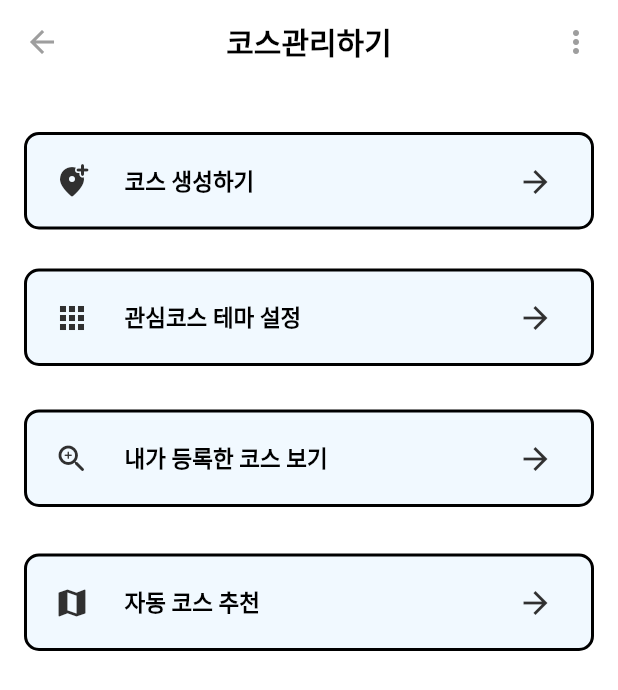
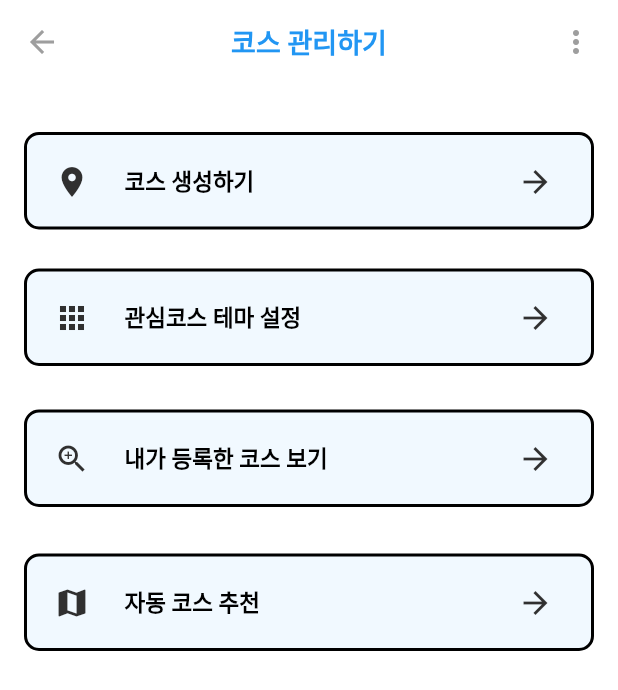
Before and after one commit to yd0095/BlueSpot, a Flutter app: the ManageCoursePage screen opened directly, on a phone screen of 412 x 824 dp. Shown: the top 690 px of the screen. Run offline on Flutter 3.47's test engine with Material 2 defaults, Android fonts, the phone set to English and light mode, and no system bars; our stand-ins replace eva_icons_flutter, flutter_swiper, google_fonts, material_segmented_control; Roboto replaces fonts that are missing (Arial).

Commit message:
icon오류 수정, Appbar 색 통일, 관심 코스 테마 설정 라우팅, 정렬

```diff
--- a/lib/pages/manageCoursePage.dart
+++ b/lib/pages/manageCoursePage.dart
@@ -1,4 +1,5 @@
 import 'package:flutter/material.dart';
+import 'package:flutter/cupertino.dart';
 
 class ManageCoursePage extends StatefulWidget {
   @override
@@ -11,18 +12,21 @@ class _ManageCoursePageState extends State<ManageCoursePage> {
     return Scaffold(
       resizeToAvoidBottomPadding: false,
       appBar: AppBar(
-          title:  Text('코스관리하기', style: TextStyle(color: Colors.black, fontWeight: FontWeight.bold)),
+          title: Text('코스 관리하기',
+              style: TextStyle(
+                  color: Colors.blue,
+                  fontWeight: FontWeight.bold,
+                  fontSize: 18)),
           centerTitle: true,
           elevation: 0.0,
           backgroundColor: Colors.white,
           iconTheme: new IconThemeData(color: Colors.grey),
-          actions:[
-            Icon(Icons.more_vert,),
-            Padding(
-                padding: EdgeInsets.symmetric(horizontal: 8)
+          actions: [
+            Icon(
+              Icons.more_vert,
             ),
-          ]
-      ),
+            Padding(padding: EdgeInsets.symmetric(horizontal: 8)),
+          ]),
       body: Container(
         constraints: BoxConstraints.expand(),
         decoration: BoxDecoration(
@@ -49,10 +53,8 @@ class _ManageCoursePageState extends State<ManageCoursePage> {
                             color: Colors.black,
                             width: 2.0,
                           ),
-                        borderRadius: BorderRadius.all(
-                          Radius.circular(10.0)
-                        )
-                      ),
+                          borderRadius:
+                              BorderRadius.all(Radius.circular(10.0))),
                       child: Column(
                         mainAxisAlignment: MainAxisAlignment.center,
                         crossAxisAlignment: CrossAxisAlignment.start,
@@ -77,14 +79,16 @@ class _ManageCoursePageState extends State<ManageCoursePage> {
                   Positioned(
                     top: 21,
                     left: 20,
-                    child: Icon(Icons.add_location_alt_rounded,
+                    child: Icon(
+                      Icons.location_on,
                       color: Colors.grey[850],
                     ),
                   ),
                   Positioned(
                     top: 21,
                     right: 27,
-                    child: Icon(Icons.arrow_forward_outlined,
+                    child: Icon(
+                      Icons.arrow_forward,
                       color: Colors.grey[850],
                     ),
                   ),
@@ -94,6 +98,10 @@ class _ManageCoursePageState extends State<ManageCoursePage> {
             Container(
                 height: 65,
                 margin: EdgeInsets.only(left: 16, top: 26, right: 16),
+                child: GestureDetector(
+                  onTap: () {
+                    Navigator.pushNamed(context, '/clickCourseThemeSetting');
+                  },
                   child: Stack(
                     alignment: Alignment.center,
                     children: [
@@ -109,10 +117,8 @@ class _ManageCoursePageState extends State<ManageCoursePage> {
                                   color: Colors.black,
                                   width: 2.0,
                                 ),
-                          borderRadius: BorderRadius.all(
-                              Radius.circular(10.0)
-                          )
-                      ),
+                                borderRadius:
+                                    BorderRadius.all(Radius.circular(10.0))),
                             child: Column(
                               mainAxisAlignment: MainAxisAlignment.center,
                               crossAxisAlignment: CrossAxisAlignment.start,
@@ -132,25 +138,26 @@ class _ManageCoursePageState extends State<ManageCoursePage> {
                                 ),
                               ],
                             ),
-                    ),
-                  ),
+                          )),
                       Positioned(
                         top: 21,
                         left: 20,
-                    child: Icon(Icons.apps_rounded,
+                        child: Icon(
+                          Icons.apps,
                           color: Colors.grey[850],
                         ),
                       ),
                       Positioned(
                         top: 21,
                         right: 27,
-                    child: Icon(Icons.arrow_forward_outlined,
+                        child: Icon(
+                          Icons.arrow_forward,
                           color: Colors.grey[850],
                         ),
                       ),
                     ],
                   ),
-            ),
+                )),
             Container(
               height: 65,
               margin: EdgeInsets.only(left: 16, top: 29, right: 16),
@@ -169,10 +176,8 @@ class _ManageCoursePageState extends State<ManageCoursePage> {
                             color: Colors.black,
                             width: 2.0,
                           ),
-                          borderRadius: BorderRadius.all(
-                              Radius.circular(10.0)
-                          )
-                      ),
+                          borderRadius:
+                              BorderRadius.all(Radius.circular(10.0))),
                       child: Column(
                         mainAxisAlignment: MainAxisAlignment.center,
                         crossAxisAlignment: CrossAxisAlignment.start,
@@ -197,14 +202,16 @@ class _ManageCoursePageState extends State<ManageCoursePage> {
                   Positioned(
                     top: 21,
                     left: 20,
-                    child: Icon(Icons.zoom_in_rounded,
+                    child: Icon(
+                      Icons.zoom_in,
                       color: Colors.grey[850],
                     ),
                   ),
                   Positioned(
                     top: 21,
                     right: 27,
-                    child: Icon(Icons.arrow_forward_outlined,
+                    child: Icon(
+                      Icons.arrow_forward,
                       color: Colors.grey[850],
                     ),
                   ),
@@ -229,10 +236,8 @@ class _ManageCoursePageState extends State<ManageCoursePage> {
                             color: Colors.black,
                             width: 2.0,
                           ),
-                          borderRadius: BorderRadius.all(
-                              Radius.circular(10.0)
-                          )
-                      ),
+                          borderRadius:
+                              BorderRadius.all(Radius.circular(10.0))),
                       child: Column(
                         mainAxisAlignment: MainAxisAlignment.center,
                         crossAxisAlignment: CrossAxisAlignment.start,
@@ -257,14 +262,16 @@ class _ManageCoursePageState extends State<ManageCoursePage> {
                   Positioned(
                     top: 21,
                     left: 20,
-                    child: Icon(Icons.map,
+                    child: Icon(
+                      Icons.map,
                       color: Colors.grey[850],
                     ),
                   ),
                   Positioned(
                     top: 21,
                     right: 27,
-                    child: Icon(Icons.arrow_forward_outlined,
+                    child: Icon(
+                      Icons.arrow_forward,
                       color: Colors.grey[850],
                     ),
                   ),
```
Also changed, not shown: lib/main.dart (+11 -14 lines), lib/pages/courseThemePage.dart (+45 -30 lines), lib/pages/errorPage.dart (+5 -6 lines), pubspec.lock. Lines whose indentation alone changed are shown as unchanged.
